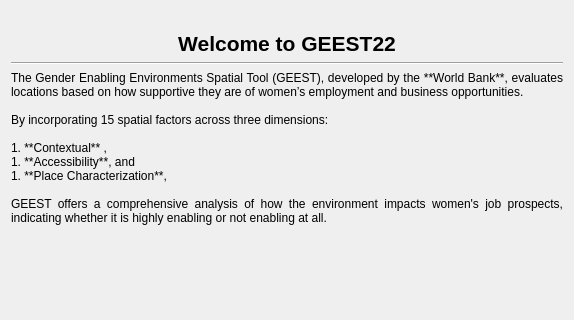
Before: the Qt Designer form geest/ui/intro_panel_base.ui in worldbank/GEEST, drawn with Qt 5; both pictures show x 0 to 574 and y 0 to 320 of the 574 by 848 pixel window.
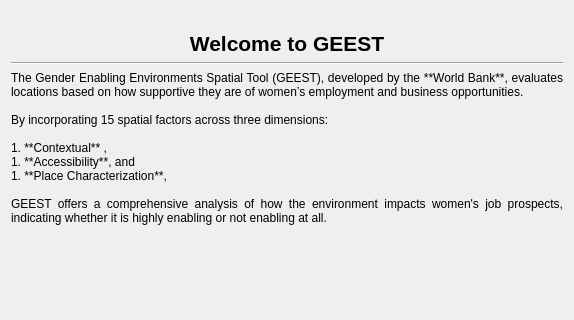
After: the same form once the commit is applied. Icons and pictures are not drawn.

What changed in the file:
```diff
--- a/geest/ui/intro_panel_base.ui
+++ b/geest/ui/intro_panel_base.ui
@@ -78,7 +78,7 @@
    <item row="1" column="0">
     <widget class="QLabel" name="label_2">
      <property name="text">
-      <string>&lt;html&gt;&lt;head/&gt;&lt;body&gt;&lt;p align=&quot;center&quot;&gt;&lt;span style=&quot; font-size:16pt; font-weight:600;&quot;&gt;Welcome to GEEST22&lt;/span&gt;&lt;/p&gt;&lt;/body&gt;&lt;/html&gt;</string>
+      <string>&lt;html&gt;&lt;head/&gt;&lt;body&gt;&lt;p align=&quot;center&quot;&gt;&lt;span style=&quot; font-size:16pt; font-weight:600;&quot;&gt;Welcome to GEEST&lt;/span&gt;&lt;/p&gt;&lt;/body&gt;&lt;/html&gt;</string>
      </property>
      <property name="textFormat">
       <enum>Qt::RichText</enum>
```
